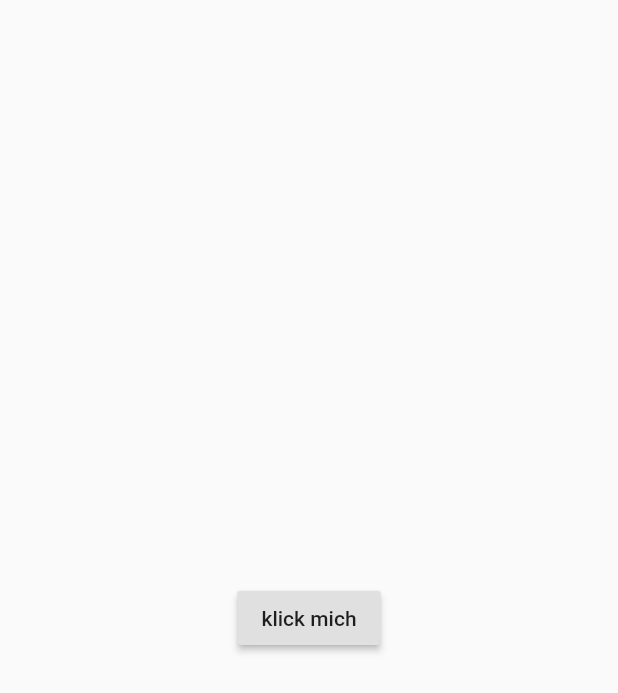
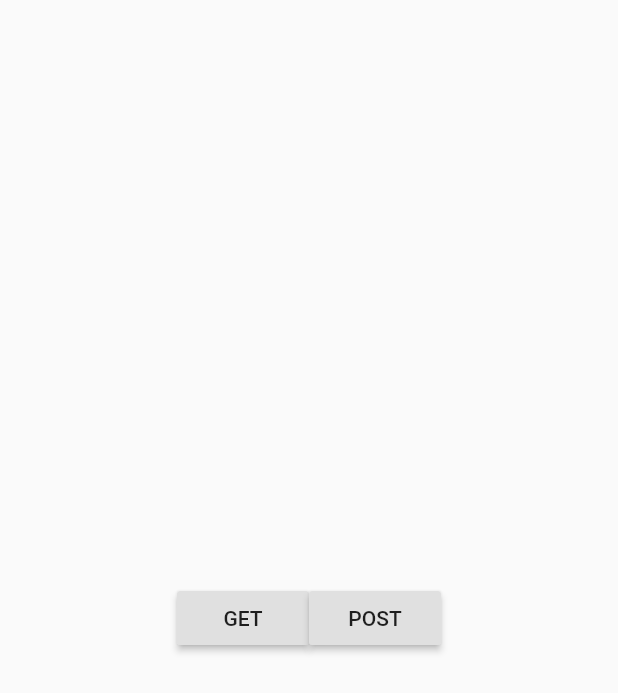
Before and after one commit to ib-fhgr/made-beispiele-block2, a Flutter app: the screen it shows after launch, on a phone screen of 412 x 824 dp. Shown: the top 693 px of the screen. Run offline on Flutter 3.47's test engine with Material 2 defaults, Android fonts, the phone set to English and light mode, and no system bars.

Commit message:
zweites http-Beispiel und kleiner Server mit Flask

```diff
--- /dev/null
+++ b/lib/http2/http2_app.dart
@@ -0,0 +1,49 @@
+import 'dart:convert';
+
+import 'package:flutter/material.dart';
+import 'package:http/http.dart' as http;
+
+class Http2App extends StatelessWidget {
+  @override
+  Widget build(BuildContext context) {
+    // TODO: implement build
+    return MaterialApp(
+      title: 'Flutter Demo',
+      theme: ThemeData(
+        primarySwatch: Colors.blue,
+      ),
+      home: Scaffold(
+        body: Center(
+          child: Row(
+            mainAxisAlignment: MainAxisAlignment.center,
+            children: [
+              RaisedButton(
+                child: Text("GET"),
+                onPressed: () async {
+                  // http get Request
+                  var response = await http.get("http://10.0.2.2:5000/data");
+                  print(response.body);
+                },
+              ),
+              RaisedButton(
+                child: Text("POST"),
+                onPressed: () async {
+                  // http get Request
+                  var response = await http.post("http://10.0.2.2:5000/data",
+                      headers: {
+                        'Content-Type': 'application/json; charset=UTF-8'
+                      },
+                      body: jsonEncode({
+                        'name': 'C',
+                        'message': 'Howdy!',
+                      }));
+                  print(response.body);
+                },
+              ),
+            ],
+          ),
+        ),
+      ),
+    );
+  }
+}
--- a/lib/main.dart
+++ b/lib/main.dart
@@ -1,11 +1,13 @@
 import 'package:beispiele/http1/http_app.dart';
 import 'package:flutter/material.dart';
 import 'blocking/blocking_app.dart';
+import 'http2/http2_app.dart';
 import 'timer/timer_app.dart';
 import 'todoapp/todo_app.dart';
 
 main() {
   // runApp(TodoApp());
   // runApp(TestBlockingApp());
-  runApp(HttpApp());
+  // runApp(HttpApp());
+  runApp(Http2App());
 }
```
Also changed, not shown: 1 other file.
